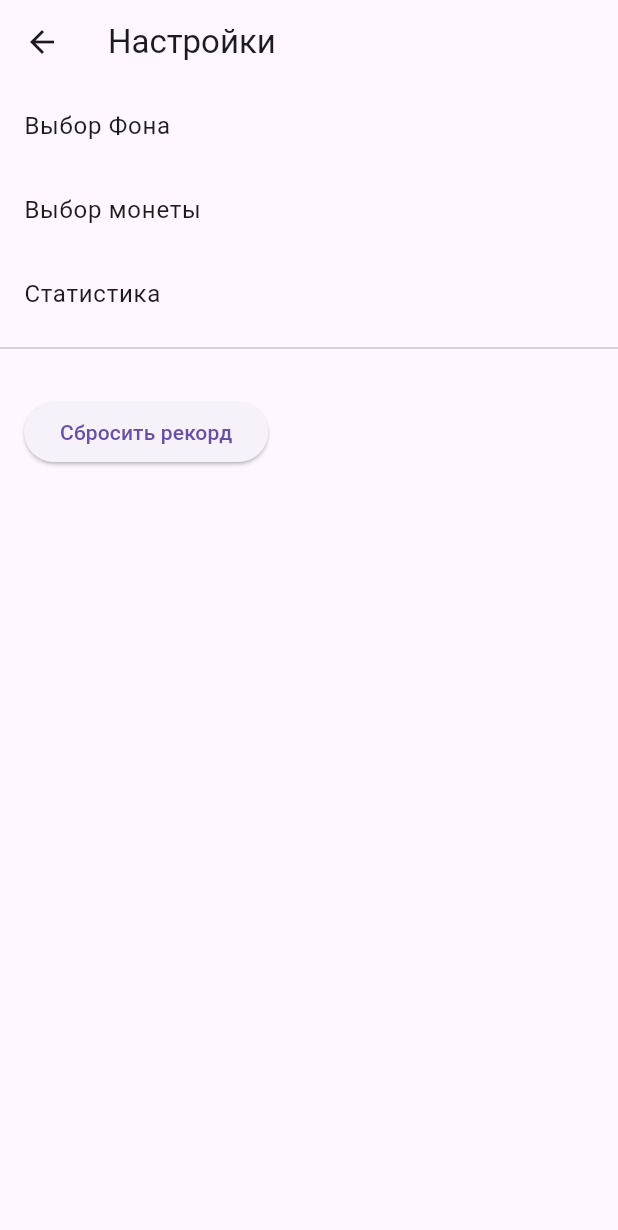
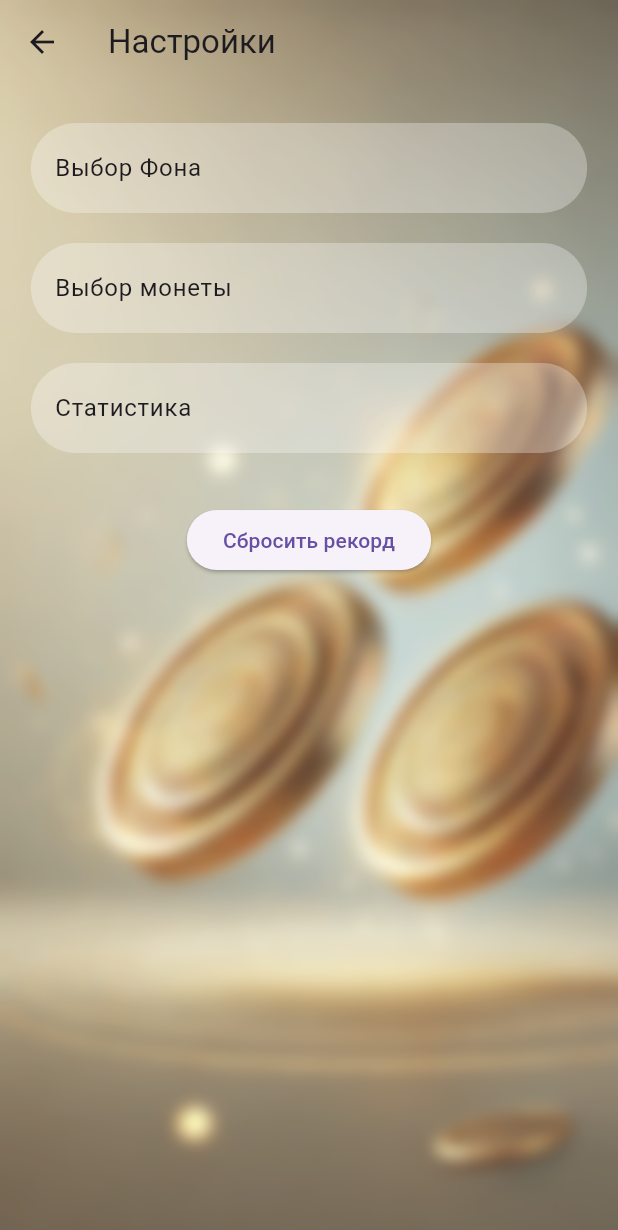
Before and after one commit to Erjigit-code/toss_coin, a Flutter app: the SettingsScreen screen opened directly, on a phone screen of 412 x 824 dp. Shown: the top 1230 px of the screen. Run offline on Flutter 3.47's test engine with Material 3 defaults, Android fonts, the phone set to English and light mode, and no system bars; our stand-ins replace audioplayers, equatable, flutter_bloc, hive, hive_flutter, image_picker and 2 more; accounts and stored records are empty.

Commit message:
added some style to settings

```diff
--- a/lib/screens/settings_screen/settings_screen.dart
+++ b/lib/screens/settings_screen/settings_screen.dart
@@ -1,3 +1,5 @@
+import 'dart:ui';
+
 import 'package:coin_flip/screens/statistics_screen/statistics_screen.dart';
 import 'package:flutter/material.dart';
 import 'package:flutter_bloc/flutter_bloc.dart';
@@ -27,35 +29,78 @@ class SettingsScreenState extends State<SettingsScreen> {
     print("SettingsScreen initState: selectedCoin=$selectedCoin");
   }
 
+  Widget _buildWrappedContainer(Widget child) {
+    return Container(
+      height: 60,
+      width: MediaQuery.of(context).size.width * 0.9,
+      margin: EdgeInsets.symmetric(vertical: 10),
+      decoration: BoxDecoration(
+        color: Colors.white.withOpacity(0.3),
+        borderRadius: BorderRadius.circular(45),
+      ),
+      child: Center(child: child),
+    );
+  }
+
   @override
   Widget build(BuildContext context) {
     return Scaffold(
+      extendBodyBehindAppBar: true,
       appBar: AppBar(
+        backgroundColor: Colors.transparent,
         title: const Text("Настройки"),
       ),
-      body: Column(
-        crossAxisAlignment: CrossAxisAlignment.start,
+      body: Stack(
         children: [
-          BackgroundOption(selectedImage: selectedImage),
-          CoinOption(selectedCoin: selectedCoin),
+          Container(
+            decoration: const BoxDecoration(
+              image: DecorationImage(
+                image: AssetImage('assets/background/back.jpeg'),
+                fit: BoxFit.cover,
+              ),
+            ),
+          ),
+          BackdropFilter(
+            filter: ImageFilter.blur(sigmaX: 5.0, sigmaY: 5.0),
+            child: Container(
+              color: Colors.white.withOpacity(0.1),
+            ),
+          ),
+          Padding(
+            padding: const EdgeInsets.only(top: kToolbarHeight + 16.0),
+            child: Center(
+              child: Column(
+                children: [
+                  _buildWrappedContainer(
+                      BackgroundOption(selectedImage: selectedImage)),
+                  _buildWrappedContainer(
+                      CoinOption(selectedCoin: selectedCoin)),
+                  _buildWrappedContainer(
                     ListTile(
                       title: const Text("Статистика"),
                       onTap: () {
                         print("Statistics button tapped");
-              BlocProvider.of<CoinBloc>(context).add(LoadStatistics());
+                        BlocProvider.of<CoinBloc>(context)
+                            .add(LoadStatistics());
                         Navigator.push(
                           context,
                           MaterialPageRoute(
                             builder: (context) => StatisticsScreen(),
                           ),
                         ).then((value) {
-                BlocProvider.of<CoinBloc>(context).add(LoadCoinPreferences());
-                print("Returning to MainScreen, reloading preferences...");
+                          BlocProvider.of<CoinBloc>(context)
+                              .add(LoadCoinPreferences());
+                          print(
+                              "Returning to MainScreen, reloading preferences...");
                         });
                       },
                     ),
-          const Divider(),
+                  ),
                   ResetRecordButton(),
+                ],
+              ),
+            ),
+          ),
         ],
       ),
     );
```
Lines whose indentation alone changed are shown as unchanged.
